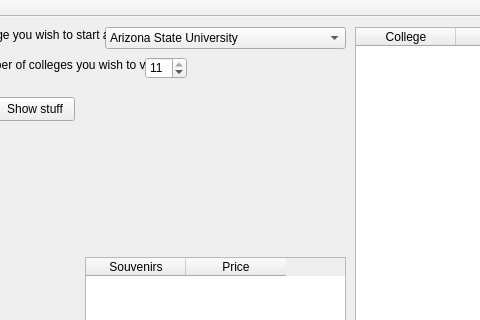
25wes25/caramelDelights, file CollegeTour/mainwindow.ui: the form before one commit; both pictures show x 95 to 575 and y 0 to 320 of the 875 by 502 pixel window.
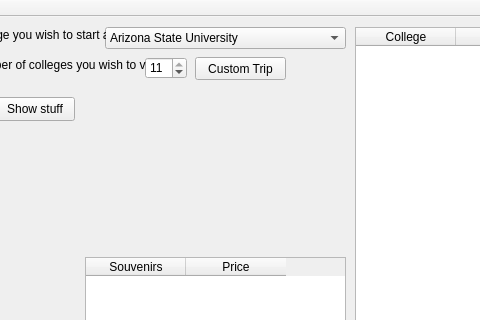
The form after the commit.

Patch:
```diff
--- a/CollegeTour/mainwindow.ui
+++ b/CollegeTour/mainwindow.ui
@@ -189,6 +189,19 @@
      <string>Show stuff</string>
     </property>
    </widget>
+   <widget class="QPushButton" name="customTripButton">
+    <property name="geometry">
+     <rect>
+      <x>290</x>
+      <y>40</y>
+      <width>91</width>
+      <height>23</height>
+     </rect>
+    </property>
+    <property name="text">
+     <string>Custom Trip</string>
+    </property>
+   </widget>
   </widget>
   <widget class="QMenuBar" name="menuBar">
    <property name="geometry">
```
Left out of the diff: 4 changed lines with no effect on the pictures.
